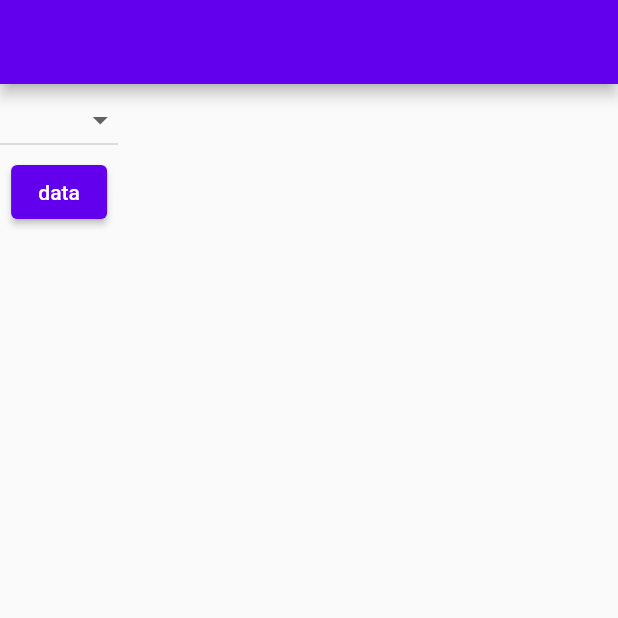
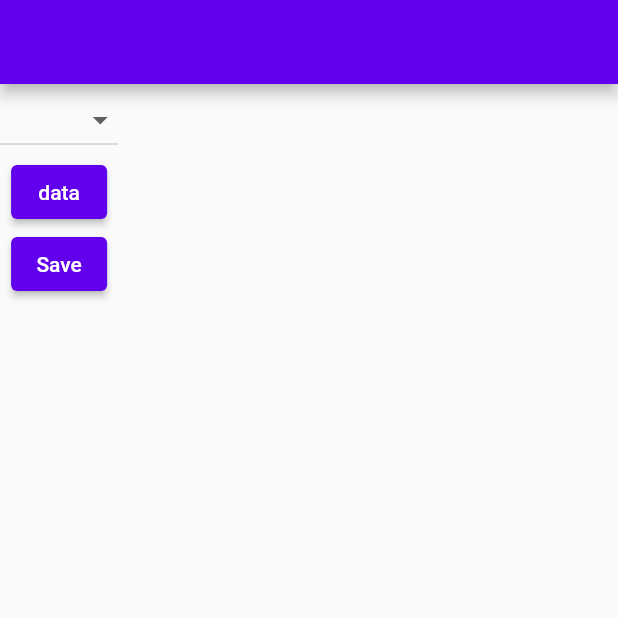
Before and after one commit to ylmzoguzhan/flutter_learn, a Flutter app: the screen it shows after launch, on a phone screen of 412 x 824 dp, the top half of it. Run offline on Flutter 3.47's test engine with Material 2 defaults, Android fonts, the phone set to English and light mode, and no system bars; our stand-ins replace dio, flutter_spinkit, shared_preferences; accounts and stored records are empty.

Commit message:
loadingbutton

```diff
--- a/lib/303/call_back_learn.dart
+++ b/lib/303/call_back_learn.dart
@@ -1,6 +1,7 @@
 // ignore_for_file: public_member_api_docs, sort_constructors_first
 import 'package:flutter/material.dart';
 import 'package:flutter_full_learn/product/widget/button/answer_button.dart';
+import 'package:flutter_full_learn/product/widget/button/loading_button.dart';
 import 'package:flutter_full_learn/product/widget/callback_dropdown.dart';
 
 class CallBackLearn extends StatefulWidget {
@@ -22,7 +23,12 @@ class _CallBackLearnState extends State<CallBackLearn> {
             onNumber: (number) {
               return number % 3 == 1;
             },
-          )
+          ),
+          LoadingButton(
+              title: 'Save',
+              callback: () async {
+                await Future.delayed(const Duration(seconds: 1));
+              })
         ],
       ),
     );
--- /dev/null
+++ b/lib/product/widget/button/loading_button.dart
@@ -0,0 +1,33 @@
+import 'package:flutter/material.dart';
+
+class LoadingButton extends StatefulWidget {
+  const LoadingButton({Key? key, required this.title, required this.callback})
+      : super(key: key);
+  final String title;
+  final Future<void> Function() callback;
+  @override
+  State<LoadingButton> createState() => _LoadingButtonState();
+}
+
+class _LoadingButtonState extends State<LoadingButton> {
+  bool _isLoading = false;
+
+  void _changeLoading() {
+    setState(() {
+      _isLoading = !_isLoading;
+    });
+  }
+
+  @override
+  Widget build(BuildContext context) {
+    return ElevatedButton(
+        onPressed: () async {
+          _changeLoading();
+          await widget.callback.call();
+          _changeLoading();
+        },
+        child: _isLoading
+            ? const CircularProgressIndicator()
+            : Text(widget.title));
+  }
+}
```
